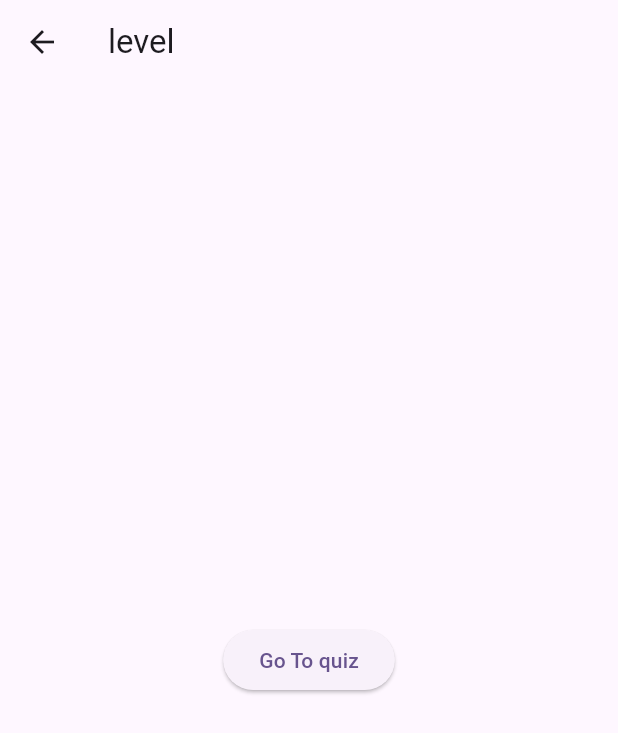
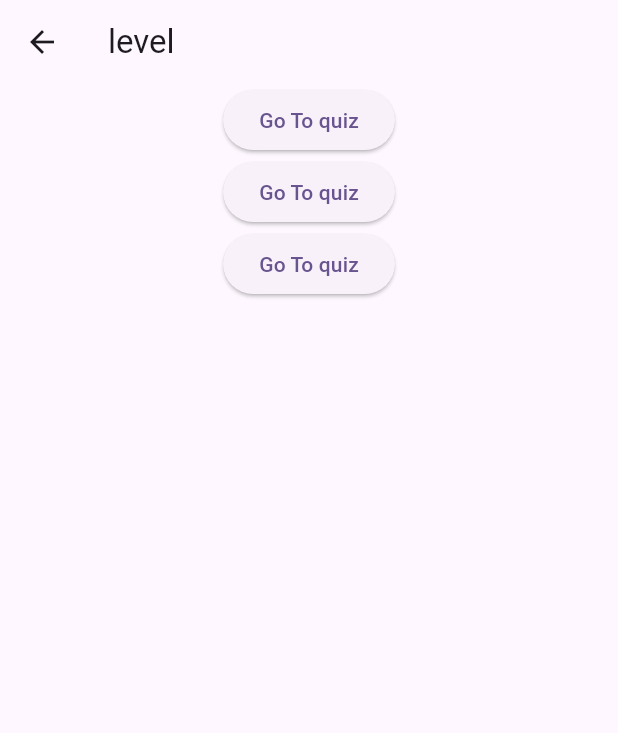
Before and after one commit to kc3hack/2025_26, a Flutter app: the LevelScreen screen opened by its route, on a phone screen of 412 x 824 dp. Shown: the top 733 px of the screen. Run offline on Flutter 3.47's test engine with Material 3 defaults, Android fonts, the phone set to English and light mode, and no system bars; our stand-ins replace go_router.

Commit message:
レベルのロジックを追加

```diff
--- a/geoguessur_test/lib/route/router.dart
+++ b/geoguessur_test/lib/route/router.dart
@@ -37,8 +37,11 @@ final router = GoRouter(
           routes: [
             GoRoute(
               name: 'quiz',
-              path: '/quiz',
-              builder: (context, state) => QuizScreen(),
+              path: '/:level/quiz',
+              builder:
+                  (context, state) => QuizScreen(
+                    level: int.parse(state.pathParameters['level']!),
+                  ),
             ),
           ],
           builder: (context, state) => LevelScreen(),
--- a/geoguessur_test/lib/screens/guessr/level_screen.dart
+++ b/geoguessur_test/lib/screens/guessr/level_screen.dart
@@ -9,11 +9,33 @@ class LevelScreen extends StatelessWidget {
     return Scaffold(
       appBar: AppBar(title: const Text('level')),
       body: Center(
-        child: ElevatedButton(
-          onPressed: () {
-            context.go('/guessr/level/quiz');
-          },
-          child: const Text('Go To quiz'),
+        child: Column(
+          children: [
+            Center(
+              child: ElevatedButton(
+                onPressed: () {
+                  context.go('/guessr/level/1/quiz');
+                },
+                child: const Text('Go To quiz'),
+              ),
+            ),
+            Center(
+              child: ElevatedButton(
+                onPressed: () {
+                  context.go('/guessr/level/2/quiz');
+                },
+                child: const Text('Go To quiz'),
+              ),
+            ),
+            Center(
+              child: ElevatedButton(
+                onPressed: () {
+                  context.go('/guessr/level/3/quiz');
+                },
+                child: const Text('Go To quiz'),
+              ),
+            ),
+          ],
         ),
       ),
     );
--- a/geoguessur_test/lib/screens/guessr/quiz_screen.dart
+++ b/geoguessur_test/lib/screens/guessr/quiz_screen.dart
@@ -2,12 +2,13 @@ import 'package:flutter/material.dart';
 import 'package:go_router/go_router.dart';
 
 class QuizScreen extends StatelessWidget {
-  const QuizScreen({super.key});
+  const QuizScreen({super.key, required this.level});
+  final int level;
 
   @override
   Widget build(BuildContext context) {
     return Scaffold(
-      appBar: AppBar(title: const Text('quiz')),
+      appBar: AppBar(title: Text("quiz level $level")),
       body: Center(
         child: ElevatedButton(
           onPressed: () {
```
